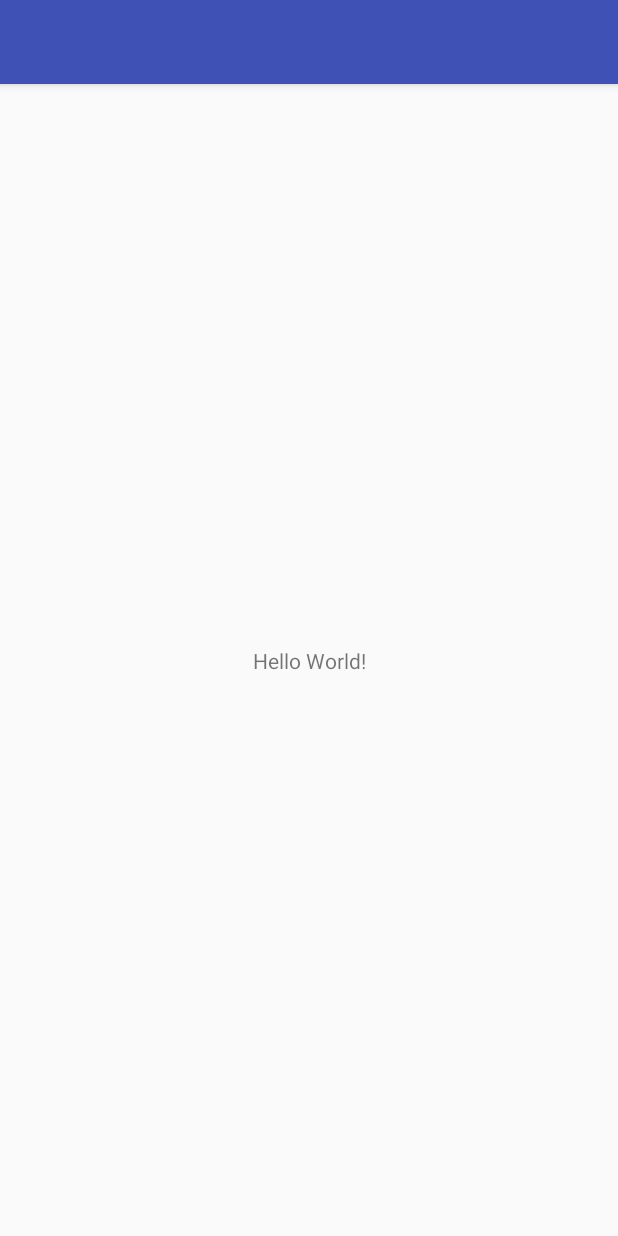
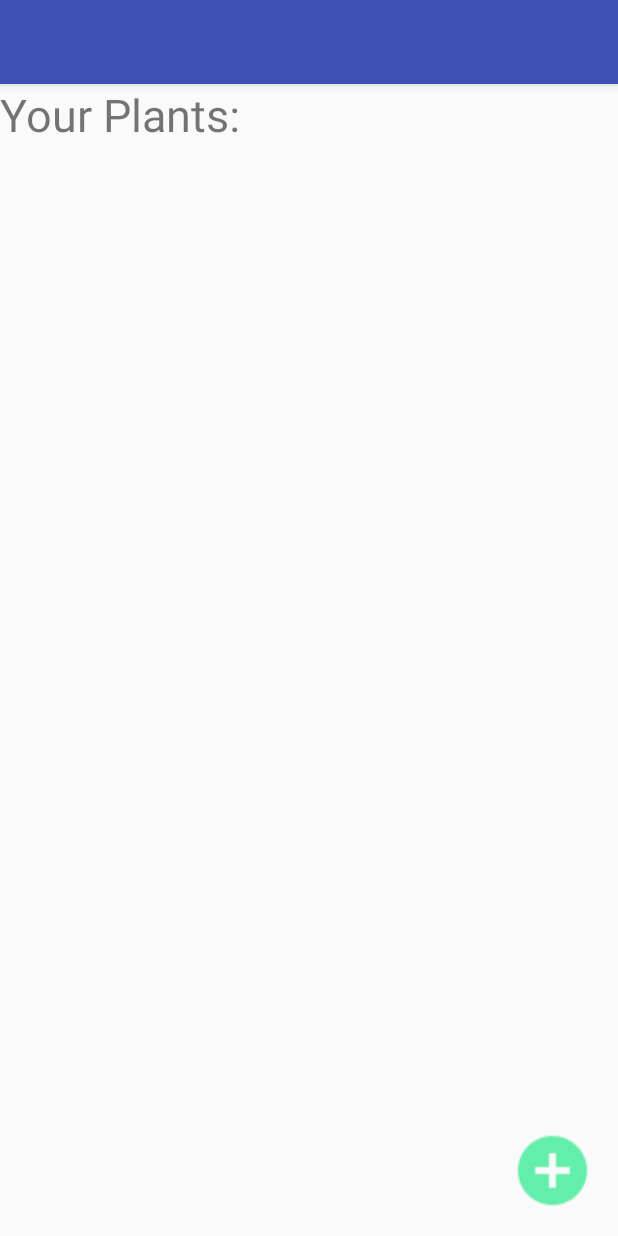
Before and after one commit to jlongley0314/CS-449-Semester-Project, an Android app: the screen it shows after launch (MainActivity), on a phone screen of 412 x 824 dp. Run offline under Robolectric (Android 15) with nearby library versions, the phone set to English and light mode, and no system bars.

Commit message:
Added table layout, initial cell, and add plant button

```diff
--- a/PlantTracker/app/src/main/res/layout/activity_main.xml
+++ b/PlantTracker/app/src/main/res/layout/activity_main.xml
@@ -6,13 +6,45 @@
     android:layout_height="match_parent"
     tools:context="com.example.jaremylongley.planttracker.MainActivity">
 
-    <TextView
-        android:layout_width="wrap_content"
+    <Button
+        android:id="@+id/addRowButton"
+        style="@style/Widget.AppCompat.Button"
+        android:layout_width="55dp"
+        android:layout_height="55dp"
+        android:layout_marginBottom="16dp"
+        android:layout_marginRight="16dp"
+        android:background="@drawable/ic_action_name"
+        android:backgroundTint="#00E676"
+        app:layout_constraintBottom_toBottomOf="parent"
+        app:layout_constraintRight_toRightOf="parent" />
+
+    <TableLayout
+        android:id="@+id/mainTable"
+        android:layout_width="0dp"
         android:layout_height="wrap_content"
-        android:text="Hello World!"
-        app:layout_constraintBottom_toBottomOf="parent"
         app:layout_constraintLeft_toLeftOf="parent"
         app:layout_constraintRight_toRightOf="parent"
-        app:layout_constraintTop_toTopOf="parent" />
+        tools:layout_editor_absoluteY="8dp">
+
+        <TableRow
+            android:id="@+id/initialRow"
+            android:layout_width="match_parent"
+            android:layout_height="match_parent">
+
+            <TextView
+                android:layout_width="match_parent"
+                android:layout_height="wrap_content"
+                android:text="Your Plants:"
+                android:textAlignment="viewStart"
+                android:textSize="30sp" />
+        </TableRow>
+
+        <TableRow
+            android:layout_width="match_parent"
+            android:layout_height="match_parent">
+
+        </TableRow>
+
+    </TableLayout>
 
 </android.support.constraint.ConstraintLayout>
```
Also changed, not shown: PlantTracker/app/src/main/res/drawable-hdpi/ic_action_name.png (added), PlantTracker/app/src/main/res/drawable-mdpi/ic_action_name.png (added), PlantTracker/app/src/main/res/drawable-xhdpi/ic_action_name.png (added), PlantTracker/app/src/main/res/drawable-xxhdpi/ic_action_name.png (added).
